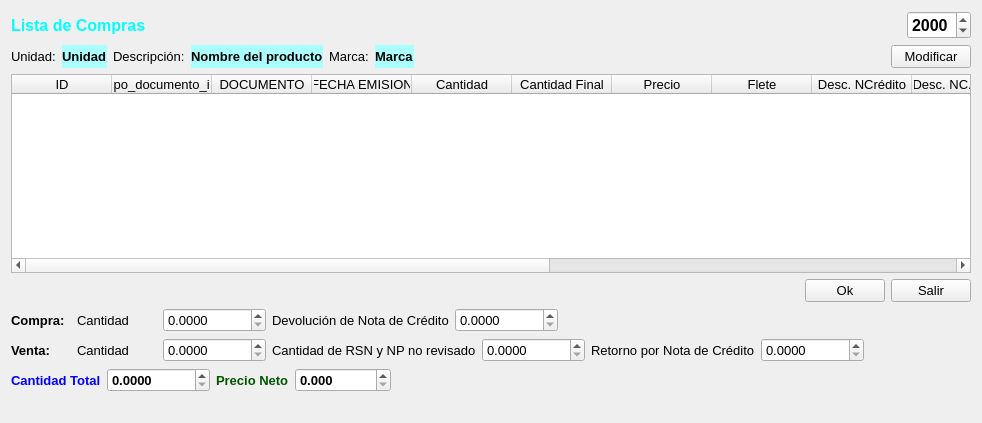
Above: Facturacion/comprachartcosto.ui from radtek/manager before the change. Below: the same form after it.
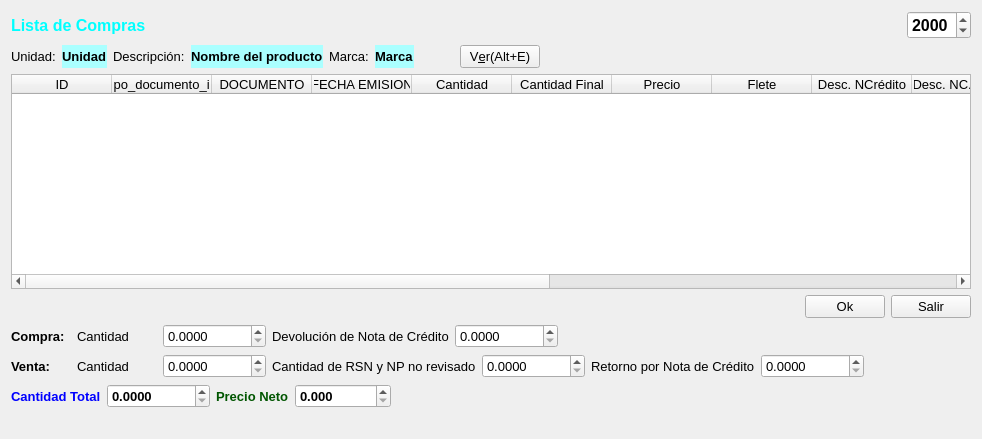
That is the form after the change. Icons and pictures are not drawn.

Diff of the .ui file:
```diff
--- a/Facturacion/comprachartcosto.ui
+++ b/Facturacion/comprachartcosto.ui
@@ -7,7 +7,7 @@
     <x>0</x>
     <y>0</y>
     <width>982</width>
-    <height>423</height>
+    <height>439</height>
    </rect>
   </property>
   <property name="sizePolicy">
@@ -163,6 +163,44 @@
        </property>
       </widget>
      </item>
+     <item>
+      <spacer name="horizontalSpacer_7">
+       <property name="orientation">
+        <enum>Qt::Horizontal</enum>
+       </property>
+       <property name="sizeType">
+        <enum>QSizePolicy::Fixed</enum>
+       </property>
+       <property name="sizeHint" stdset="0">
+        <size>
+         <width>40</width>
+         <height>20</height>
+        </size>
+       </property>
+      </spacer>
+     </item>
+     <item>
+      <widget class="QPushButton" name="pushButton_ver">
+       <property name="font">
+        <font>
+         <pointsize>10</pointsize>
+        </font>
+       </property>
+       <property name="text">
+        <string>V&amp;er(Alt+E)</string>
+       </property>
+       <property name="icon">
+        <iconset resource="../ManagerSystem/iconos.qrc">
+         <normaloff>:/new/Iconos/Show document.png</normaloff>:/new/Iconos/Show document.png</iconset>
+       </property>
+       <property name="iconSize">
+        <size>
+         <width>32</width>
+         <height>32</height>
+        </size>
+       </property>
+      </widget>
+     </item>
      <item>
       <spacer name="horizontalSpacer_2">
        <property name="orientation">
@@ -176,18 +214,6 @@
        </property>
       </spacer>
      </item>
-     <item>
-      <widget class="QPushButton" name="pushButton_modificar">
-       <property name="font">
-        <font>
-         <pointsize>10</pointsize>
-        </font>
-       </property>
-       <property name="text">
-        <string>Modificar</string>
-       </property>
-      </widget>
-     </item>
     </layout>
    </item>
    <item>
```
Left out of the diff: 5 changed lines with no effect on the pictures.
